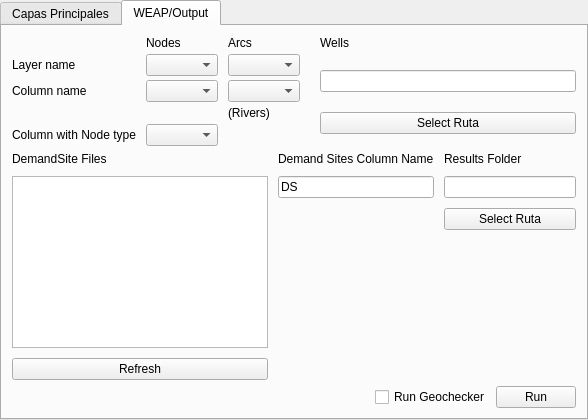
Before: the Qt Designer form geo_linkage_dialog.ui in Kalliam/geolinkage_project_QGIS, drawn with Qt 5.
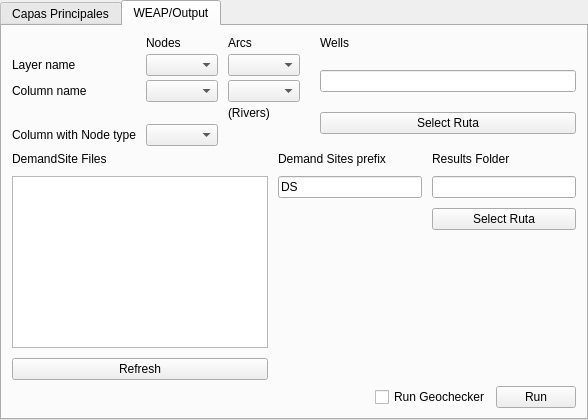
After: the same form once the commit is applied. The open tabs and pages were chosen to show the change. Custom widgets are drawn as their Qt base class.

```diff
--- a/geo_linkage_dialog.ui
+++ b/geo_linkage_dialog.ui
@@ -512,7 +512,7 @@
            <item>
             <widget class="QLabel" name="label_18">
              <property name="text">
-              <string>Demand Sites Column Name</string>
+              <string>Demand Sites prefix</string>
              </property>
             </widget>
            </item>
```
